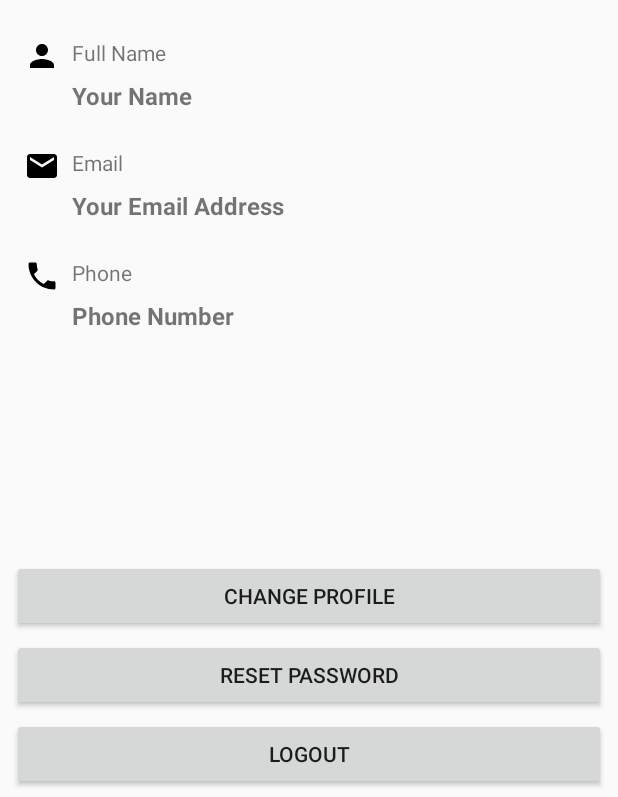
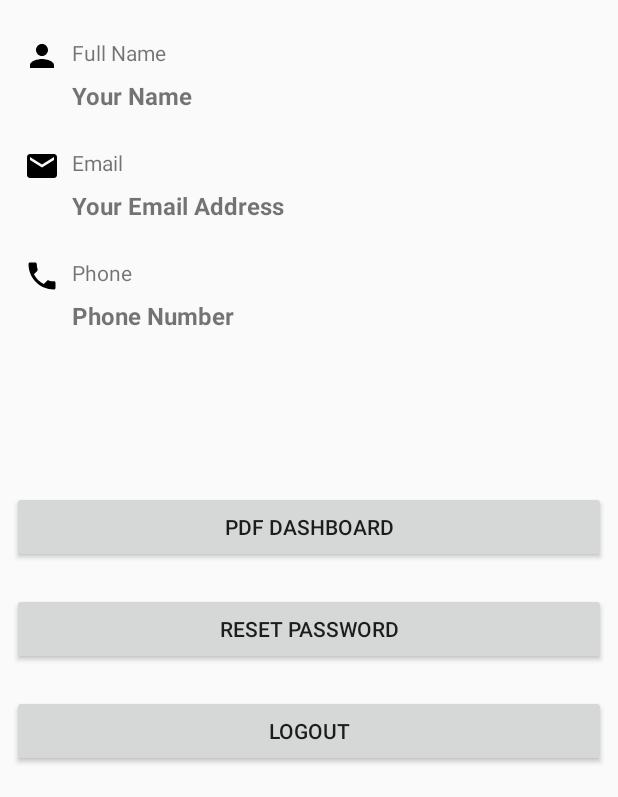
Before and after one commit to Navneet-Singh-123/EReader, an Android app: the MainActivity screen opened directly, with no data from a screen before it, on a phone screen of 412 x 824 dp, the part 439-1236 px from its top. Run offline under Robolectric (Android 15) with nearby library versions, the phone set to English and light mode, and no system bars; our stand-ins replace Firebase (no records; nobody signed in at launch, a user with empty details on screens opened directly), Picasso.

Commit message:
refactoring user dashboard and pdf dashboard setup

```diff
--- a/app/build.gradle
+++ b/app/build.gradle
@@ -36,6 +36,8 @@ dependencies {
     implementation 'com.google.android.material:material:1.1.0'
     implementation 'androidx.constraintlayout:constraintlayout:2.0.4'
     implementation 'com.google.firebase:firebase-firestore:22.1.0'
+    implementation 'com.google.firebase:firebase-storage:19.2.2'
+    implementation 'com.google.firebase:firebase-database:19.6.0'
     testImplementation 'junit:junit:4.+'
     androidTestImplementation 'androidx.test.ext:junit:1.1.2'
     androidTestImplementation 'androidx.test.espresso:espresso-core:3.3.0'
@@ -43,4 +45,7 @@ dependencies {
     implementation platform('com.google.firebase:firebase-bom:26.5.0')
     implementation 'com.google.firebase:firebase-analytics'
     implementation 'com.google.firebase:firebase-auth'
+
+    implementation 'com.squareup.picasso:picasso:2.71828'
+    implementation 'com.karumi:dexter:6.2.1'
 }
--- a/app/src/main/java/com/example/ereader/MainActivity.java
+++ b/app/src/main/java/com/example/ereader/MainActivity.java
@@ -5,13 +5,18 @@ import androidx.annotation.Nullable;
 import androidx.appcompat.app.AlertDialog;
 import androidx.appcompat.app.AppCompatActivity;
 
+import android.app.Activity;
+import android.content.ActivityNotFoundException;
 import android.content.DialogInterface;
 import android.content.Intent;
+import android.net.Uri;
 import android.os.Bundle;
+import android.provider.MediaStore;
 import android.util.Log;
 import android.view.View;
 import android.widget.Button;
 import android.widget.EditText;
+import android.widget.ImageView;
 import android.widget.TextView;
 import android.widget.Toast;
 
@@ -24,10 +29,15 @@ import com.google.firebase.firestore.DocumentSnapshot;
 import com.google.firebase.firestore.EventListener;
 import com.google.firebase.firestore.FirebaseFirestore;
 import com.google.firebase.firestore.FirebaseFirestoreException;
+import com.google.firebase.storage.FirebaseStorage;
+import com.google.firebase.storage.StorageReference;
+import com.squareup.picasso.Picasso;
+
 
 import org.w3c.dom.Document;
 
 public class MainActivity extends AppCompatActivity {
+    private static final int GALLERY_INTENT_CODE = 1023 ;
 
     FirebaseAuth fAuth;
     FirebaseFirestore fStore;
@@ -35,7 +45,10 @@ public class MainActivity extends AppCompatActivity {
 
     String userID;
     TextView fullName, email, phone;
-    Button resetPasswordLocal;
+    Button resetPasswordLocal, changeProfileImage, viewPDFbtn;
+
+    ImageView profileImage;
+    StorageReference storageReference;
 
     @Override
     protected void onCreate(Bundle savedInstanceState) {
@@ -46,9 +59,21 @@ public class MainActivity extends AppCompatActivity {
         email=findViewById(R.id.profileEmail);
         fullName=findViewById(R.id.profileName);
         resetPasswordLocal=findViewById(R.id.resetPasswordLocal);
+        profileImage=findViewById(R.id.profileImage);
+        viewPDFbtn=findViewById(R.id.viewPDFbtn);
+
 
         fAuth=FirebaseAuth.getInstance();
         fStore=FirebaseFirestore.getInstance();
+        storageReference = FirebaseStorage.getInstance().getReference();
+
+        StorageReference profileRef = storageReference.child("users/"+fAuth.getCurrentUser().getUid()+"/profile.jpg");
+        profileRef.getDownloadUrl().addOnSuccessListener(new OnSuccessListener<Uri>() {
+            @Override
+            public void onSuccess(Uri uri) {
+                Picasso.get().load(uri).into(profileImage);
+            }
+        });
 
         userID=fAuth.getCurrentUser().getUid();
         user = fAuth.getCurrentUser();
@@ -59,12 +84,22 @@ public class MainActivity extends AppCompatActivity {
             public void onEvent(@Nullable DocumentSnapshot documentSnapshot, @Nullable FirebaseFirestoreException e) {
                 if(documentSnapshot!=null && documentSnapshot.exists()){
                     phone.setText(documentSnapshot.getString("phone"));
-                    fullName.setText(documentSnapshot.getString("fName"));
+                    fullName.setText(documentSnapshot.getString("name"));
                     email.setText(documentSnapshot.getString("email"));
 
                 }else {
                     Log.d("tag", "onEvent: Document do not exists");
                 }
+            }
+        });
+
+
+
+        viewPDFbtn.setOnClickListener(new View.OnClickListener() {
+            @Override
+            public void onClick(View v) {
+                Intent intent = new Intent(getApplicationContext(), PDFMainActivity.class);
+                startActivity(intent);
             }
         });
 
@@ -109,6 +144,8 @@ public class MainActivity extends AppCompatActivity {
         });
     }
 
+
+
     public void logout(View view) {
         FirebaseAuth.getInstance().signOut();//logout
         startActivity(new Intent(getApplicationContext(),LoginActivity.class));
--- a/app/src/main/res/layout/activity_main.xml
+++ b/app/src/main/res/layout/activity_main.xml
@@ -13,13 +13,13 @@
         android:layout_height="wrap_content"
         android:layout_marginStart="8dp"
         android:layout_marginEnd="8dp"
+        android:layout_marginBottom="20dp"
         android:onClick="logout"
         android:text="Logout"
         app:layout_constraintBottom_toBottomOf="parent"
         app:layout_constraintEnd_toEndOf="parent"
-        app:layout_constraintHorizontal_bias="0.0"
-        app:layout_constraintStart_toStartOf="parent"
-        app:layout_constraintTop_toBottomOf="@+id/resetPasswordLocal" />
+        app:layout_constraintHorizontal_bias="1.0"
+        app:layout_constraintStart_toStartOf="parent" />
 
     <ImageView
         android:id="@+id/profileImage"
@@ -105,12 +105,25 @@
         android:layout_height="wrap_content"
         android:layout_marginStart="8dp"
         android:layout_marginEnd="8dp"
+        android:layout_marginBottom="20dp"
         android:text="Reset Password"
         app:layout_constraintBottom_toTopOf="@+id/button"
         app:layout_constraintEnd_toEndOf="parent"
-        app:layout_constraintStart_toStartOf="parent"
-        app:layout_constraintTop_toBottomOf="@+id/changeProfile"
-        app:layout_constraintVertical_bias="1.0" />
+        app:layout_constraintHorizontal_bias="0.0"
+        app:layout_constraintStart_toStartOf="parent" />
+
+    <Button
+        android:id="@+id/viewPDFbtn"
+        android:layout_width="0dp"
+        android:layout_height="wrap_content"
+        android:layout_marginStart="8dp"
+        android:layout_marginEnd="8dp"
+        android:layout_marginBottom="20dp"
+        android:text="PDF Dashboard"
+        app:layout_constraintBottom_toTopOf="@+id/resetPasswordLocal"
+        app:layout_constraintEnd_toEndOf="parent"
+        app:layout_constraintHorizontal_bias="1.0"
+        app:layout_constraintStart_toStartOf="parent" />
 
     <TextView
         android:id="@+id/textView3"
@@ -176,17 +189,4 @@
         app:layout_constraintStart_toEndOf="@+id/imageView4"
         app:layout_constraintTop_toTopOf="@+id/imageView4" />
 
-    <Button
-        android:id="@+id/changeProfile"
-        android:layout_width="0dp"
-        android:layout_height="wrap_content"
-        android:layout_marginStart="8dp"
-        android:layout_marginEnd="8dp"
-        android:text="Change Profile"
-        app:layout_constraintBottom_toBottomOf="@+id/button"
-        app:layout_constraintEnd_toEndOf="parent"
-        app:layout_constraintStart_toStartOf="parent"
-        app:layout_constraintTop_toBottomOf="@+id/profilePhone"
-        app:layout_constraintVertical_bias="0.59000003" />
-
 </androidx.constraintlayout.widget.ConstraintLayout>
```
Also changed, not shown: app/src/main/AndroidManifest.xml (+5 -2 lines), app/src/main/java/com/example/ereader/PDFMainActivity.java (added, +25 -0 lines), app/src/main/java/com/example/ereader/uploadfile.java (added, +14 -0 lines), app/src/main/res/layout/activity_p_d_f_main.xml (added, +23 -0 lines), app/src/main/res/layout/activity_uploadfile.xml (added, +9 -0 lines), app/src/main/res/drawable/bg.png (added), app/src/main/res/drawable/browse.png (added), app/src/main/res/drawable/cancel.png (added), app/src/main/res/drawable/file.png (added), app/src/main/res/drawable/upload.png (added).
